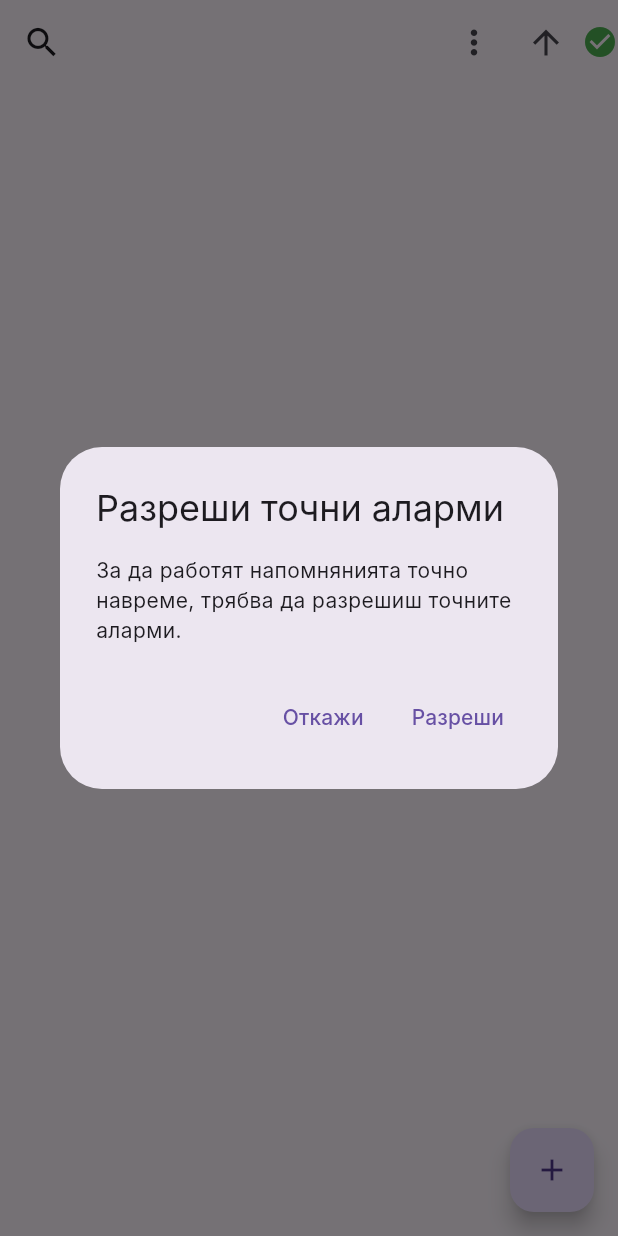
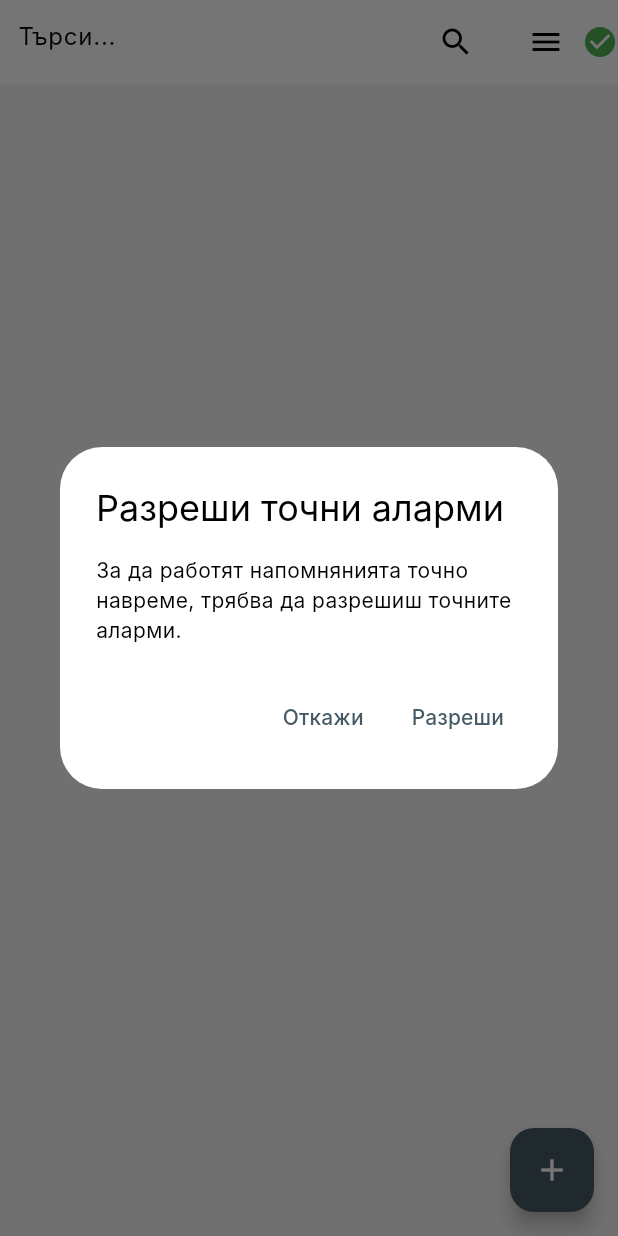
Before and after one commit to St0yan/Notexa, a Flutter app: the screen it shows after launch, on a phone screen of 412 x 824 dp. Run offline on Flutter 3.47's test engine with Material 3 defaults, Android fonts, the phone set to English and light mode, and no system bars; our stand-ins replace flutter_local_notifications, hive, hive_flutter, supabase_flutter, timezone; accounts and stored records are empty; network calls fail; Roboto replaces fonts that are missing (Inter); statements that could not run were skipped.

```diff
--- a/lib/main.dart
+++ b/lib/main.dart
@@ -5,6 +5,7 @@ import '/pages/home_page.dart';
 import '/models/base_item.dart';
 import '/models/deleted_item_marker.dart';
 import '/services/notification_service.dart';
+import '/pages/home_controller.dart';
 
 void main() async {
   WidgetsFlutterBinding.ensureInitialized();
@@ -27,21 +28,120 @@ void main() async {
         password: "12345678",
       );
 
+  final controller = HomeController(onUpdate: () {});
+  await controller.init();
+  HomeController.instance = controller;
+
   runApp(const Notexa());
 }
 
-class Notexa extends StatelessWidget {
+class Notexa extends StatefulWidget {
   const Notexa({super.key});
+
+  @override
+  State<Notexa> createState() => _NotexaState();
+}
+
+class _NotexaState extends State<Notexa> {
+  @override
+  void initState() {
+    super.initState();
+
+    HomeController.instance.onThemeChanged = () {
+      setState(() {});
+    };
+  }
 
   @override
   Widget build(BuildContext context) {
     return MaterialApp(
       debugShowCheckedModeBanner: false,
       home: const HomePage(),
-      theme: ThemeData(
-        useMaterial3: true,
-        fontFamily: 'Inter',
-      ),
+      themeMode: HomeController.instance.currentTheme,
+      theme: lightTheme,
+      darkTheme: darkTheme,
     );
   }
+
+  final ThemeData darkTheme = ThemeData(
+    brightness: Brightness.dark,
+    useMaterial3: true,
+    fontFamily: 'Inter',
+
+    colorScheme: ColorScheme.dark(
+      primary: Colors.tealAccent.shade200,
+      secondary: Colors.tealAccent.shade100,
+      surface: Colors.black,
+      background: Colors.black,
+      onSurface: Colors.white,
+      onBackground: Colors.white,
+    ),
+
+    scaffoldBackgroundColor: Colors.black,
+    cardColor: Colors.grey.shade900,
+
+    appBarTheme: const AppBarTheme(
+      backgroundColor: Colors.black,
+      elevation: 0,
+      iconTheme: IconThemeData(color: Colors.white),
+      titleTextStyle: TextStyle(
+        color: Colors.white,
+        fontSize: 20,
+        fontWeight: FontWeight.w600,
+      ),
+    ),
+
+    popupMenuTheme: PopupMenuThemeData(
+      color: Colors.grey.shade900,
+      textStyle: const TextStyle(color: Colors.white),
+      shape: RoundedRectangleBorder(
+        borderRadius: BorderRadius.circular(12),
+      ),
+    ),
+
+    bottomSheetTheme: BottomSheetThemeData(
+      backgroundColor: Colors.grey.shade900,
+      surfaceTintColor: Colors.transparent,
+      shape: RoundedRectangleBorder(
+        borderRadius: BorderRadius.vertical(top: Radius.circular(16))
+      ),
+    ),
+  );
+
+  final ThemeData lightTheme = ThemeData(
+    brightness: Brightness.light,
+    useMaterial3: true,
+    fontFamily: 'Inter',
+
+    colorScheme: ColorScheme.light(
+      primary: Colors.blueGrey.shade700,
+      secondary: Colors.teal.shade600,
+      surface: Colors.white,
+      background: Colors.grey.shade100,
+      onSurface: Colors.black,
+      onBackground: Colors.black,
+    ),
+
+    scaffoldBackgroundColor: Colors.grey.shade100,
+    cardColor: Colors.white,
+
+    appBarTheme: AppBarTheme(
+      backgroundColor: Colors.white,
+      elevation: 0,
+      iconTheme: const IconThemeData(color: Colors.black),
+      titleTextStyle: const TextStyle(
+        color: Colors.black,
+        fontSize: 20,
+        fontWeight: FontWeight.w600,
+      ),
+    ),
+
+    popupMenuTheme: PopupMenuThemeData(
+      color: Colors.white,
+      textStyle: const TextStyle(color: Colors.black),
+      shape: RoundedRectangleBorder(
+        borderRadius: BorderRadius.circular(12),
+      ),
+    ),
+  );
 }
--- a/lib/pages/home_controller.dart
+++ b/lib/pages/home_controller.dart
@@ -19,20 +19,17 @@ import 'add_reminder_page.dart';
 import 'add_task_page.dart';
 
 enum SortMode {
-    dateAsc,
-    dateDesc
-  }
+  dateAsc,
+  dateDesc
+}
 
 class HomeController {
 
-  HomeController._private();
-
-  static final HomeController instance = HomeController._private();
-
+  static late HomeController instance;
   late Function onUpdate;
   final supabaseService = SupabaseService();
 
-  HomeController({required this.onUpdate});
+  HomeController({required this.onUpdate}) { instance = this; }
 
   SortMode sortMode = SortMode.dateAsc;
 
@@ -43,6 +40,14 @@ class HomeController {
 
   late Box<String> box;
   late Box settingsBox;
+
+  late VoidCallback onItemsChanged;
+  late VoidCallback onThemeChanged;
+
+  ThemeMode get currentTheme {
+    final index = settingsBox.get('themeMode', defaultValue: ThemeMode.system.index);
+    return ThemeMode.values[index];
+  }
 
   Future<void> init() async {
     await ensureHiveIsValid();
@@ -475,4 +480,49 @@ class HomeController {
       }
     }
   }
+
+  void setTheme(ThemeMode mode) {
+    settingsBox.put('themeMode', mode.index);
+    if (onThemeChanged != null) {
+      onThemeChanged();
+    }
+  }
+
+  void sortByDate() {
+    if (sortMode == SortMode.dateAsc) {
+      items.sort((a, b) => a.createdAt.compareTo(b.createdAt));
+    } else {
+      items.sort((a, b) => b.createdAt.compareTo(a.createdAt));
+    }
+
+    if (onItemsChanged != null) {
+      onItemsChanged();
+    }
+  }
+
+  void sortByType() {
+    items.sort((a, b) => a.type.index.compareTo(b.type.index));
+    if (onItemsChanged != null) {
+      onItemsChanged();
+    }
+  }
+
+  void sortAlphabetically() {
+    items.sort((a, b) => a.title.toLowerCase().compareTo(b.title.toLowerCase()));
+    if (onItemsChanged != null) {
+      onItemsChanged();
+    }
+  }
+
+  ItemType? currentFilter;
+
+  void filterBy(ItemType? type) {
+    currentFilter = type;
+    onUpdate();
+  }
+
+  void setFontSize(int sizeIndex) {
+    settingsBox.put('fontSize', sizeIndex);
+    onUpdate();
+  }
 }
--- a/lib/pages/home_page.dart
+++ b/lib/pages/home_page.dart
@@ -2,10 +2,12 @@ import 'package:flutter/material.dart';
 import 'package:hive_flutter/hive_flutter.dart';
 import 'package:notexa/services/supabase_service.dart';
 import 'package:flutter_staggered_grid_view/flutter_staggered_grid_view.dart';
+import 'package:supabase_flutter/supabase_flutter.dart';
 import 'home_controller.dart';
 import '../services/permission_dialogs.dart';
 import '../models/base_item.dart';
 import '../widgets/item_grid_card.dart';
+import 'menu_controller.dart';
 
 class HomePage extends StatefulWidget {
   const HomePage({super.key});
@@ -19,6 +21,8 @@ class _HomePageState extends State<HomePage> {
   final supabaseService = SupabaseService();
   final List<BaseItem> items = [];
   late Box<String> box;
+  final GlobalKey menuButtonKey = GlobalKey();
+  final TextEditingController searchCtrl = TextEditingController();
 
   @override
   void initState() {
@@ -29,11 +33,14 @@ class _HomePageState extends State<HomePage> {
       await showExactAlarmDialog(context);
     });
 
-    controller = HomeController(onUpdate: () {
-      controller.sortItems();
+    controller = HomeController.instance;
+    controller.onItemsChanged = () {
+      setState(() {});
+    };
+
+    searchCtrl.addListener(() {
       setState(() {});
     });
-    controller.init();
   }
 
   void _showTypeMenu(BuildContext context) {
@@ -112,50 +119,68 @@ class _HomePageState extends State<HomePage> {
 
   @override
   Widget build(BuildContext context) {
+    final fontSizeIndex = controller.settingsBox.get('fontSize', defaultValue: 1);
+
+    double fontSize;
+    switch (fontSizeIndex) {
+      case 0: fontSize = 14; break;
+      case 1: fontSize = 16; break;
+      case 2: fontSize = 18; break;
+      default: fontSize = 16;
+    }
+
+    List<BaseItem> visibleItems = controller.currentFilter == null
+        ? controller.items
+        : controller.items.where((i) => i.type == controller.currentFilter).toList();
+
+    if (searchCtrl.text.isNotEmpty) {
+      final query = searchCtrl.text.toLowerCase();
+
+      visibleItems = visibleItems.where((item) {
+        return item.title.toLowerCase().contains(query);
+      }).toList();
+    }
+
     return Scaffold(
       appBar: AppBar(
-        backgroundColor: Colors.transparent,
+        backgroundColor: Theme.of(context).appBarTheme.backgroundColor,
         elevation: 0,
         titleSpacing: 0,
-        leading: IconButton(
-          icon: const Icon(Icons.search, size: 26),
-          onPressed: () {},
+        title: Padding(
+          padding: const EdgeInsets.only(right: 12),
+          child: Container(
+            height: 40,
+            decoration: BoxDecoration(
+              color: Theme.of(context).colorScheme.surface,
+              borderRadius: BorderRadius.circular(12),
+            ),
+            child: TextField(
+              controller: searchCtrl,
+              decoration: InputDecoration(
+                hintText: 'Търси...',
+                border: InputBorder.none,
+                contentPadding: const EdgeInsets.symmetric(horizontal: 12),
+                suffixIcon: searchCtrl.text.isEmpty
+                    ? const Icon(Icons.search)
+                    : IconButton(
+                        icon: const Icon(Icons.close),
+                        onPressed: () {
+                          searchCtrl.clear();
+                          FocusScope.of(context).unfocus();
+                          setState(() {});
+                        },
+                      ),
+              ),
+            ),
+          ),
         ),
         actions: [
           IconButton(
-            icon: const Icon(Icons.more_vert, size: 26),
-            onPressed: () {},
+            key: menuButtonKey,
+            icon: const Icon(Icons.menu),
+            onPressed: () => showMainMenu(context, menuButtonKey),
           ),
-          PopupMenuButton(
-            icon: Icon(
-              controller.sortMode == SortMode.dateAsc
-                  ? Icons.arrow_upward
-                  : Icons.arrow_downward,
-              size: 26,
-            ),
-            onSelected: (value) {
-              if (value == 'asc') {
-                controller.sortMode = SortMode.dateAsc;
-              } else {
-                controller.sortMode = SortMode.dateDesc;
-              }
 
-              controller.settingsBox.put('sortMode', controller.sortMode.index);
-
-              controller.sortItems();   // сортира веднага
-              setState(() {});          // обновява UI веднага
-            },
-            itemBuilder: (_) => [
-              const PopupMenuItem(
-                value: 'asc',
-                child: Text('Дата (нарастващо)'),
-              ),
-              const PopupMenuItem(
-                value: 'desc',
-                child: Text('Дата (намаляващо)'),
-              ),
-            ],
-          ),
           controller.isSyncing
               ? const Padding(
                   padding: EdgeInsets.only(right: 16),
@@ -168,16 +193,19 @@ class _HomePageState extends State<HomePage> {
               : const Icon(Icons.check_circle, color: Colors.green),
         ],
       ),
-      body: MasonryGridView.count(
+      body:
+      MasonryGridView.count(
+        key: ValueKey(searchCtrl.text),
         crossAxisCount: 3,
         mainAxisSpacing: 8,
         crossAxisSpacing: 8,
         padding: const EdgeInsets.all(8),
-        itemCount: controller.items.length,
+        itemCount: visibleItems.length,
         itemBuilder: (context, index) {
-          final item = controller.items[index];
+          final item = visibleItems[index];
           return ItemGridCard(
             item: item,
+            fontSize: fontSize,
             onTap: () => controller.openItem(context, item),
             onDelete: () {
               controller.deleteItem(item);
```
Also changed, not shown: lib/models/base_item.dart (+15 -0 lines), lib/pages/menu_controller.dart (added, +209 -0 lines), lib/widgets/item_grid_card.dart (+6 -5 lines).
